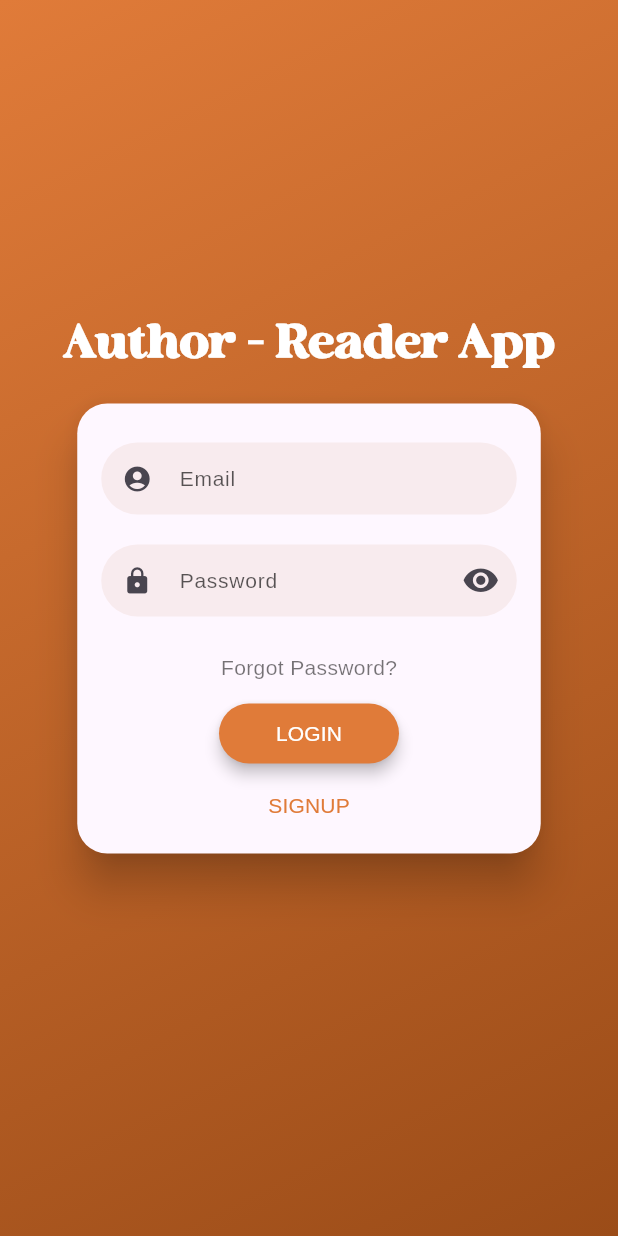
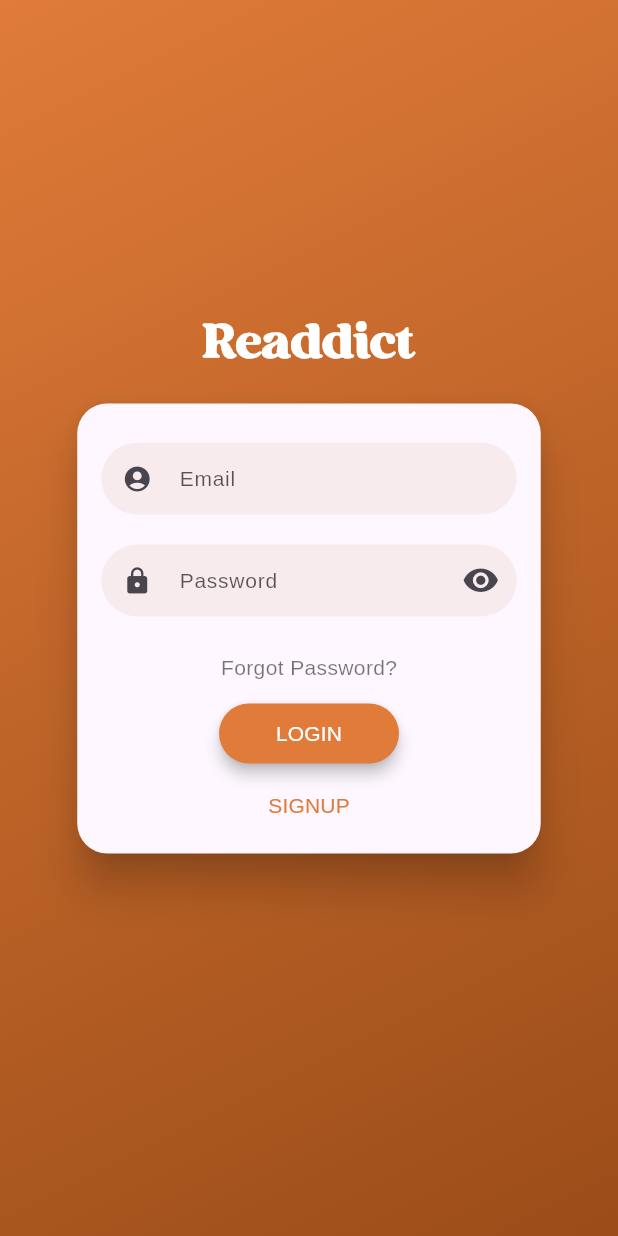
Before and after one commit to baturalpkahveci/flutter-author-reader-app, a Flutter app: the screen it shows after launch, on a phone screen of 412 x 824 dp. Run offline on Flutter 3.47's test engine with Material 3 defaults, Android fonts, the phone set to English and light mode, and no system bars; drawn by our look-alikes of flutter_login; our stand-ins replace cloud_firestore, firebase_auth, firebase_core, flutter_svg; accounts and stored records are empty.

Commit message:
App name applied to the login page.

```diff
--- a/lib/pages/login.dart
+++ b/lib/pages/login.dart
@@ -46,7 +46,7 @@ class LoginScreen extends StatelessWidget {
   @override
   Widget build(BuildContext context) {
     return FlutterLogin(
-      title: 'Author - Reader App',
+      title: 'Readdict',
       logo: null,
       theme: LoginTheme(
         primaryColor: AppColors.highlightColor,
```
